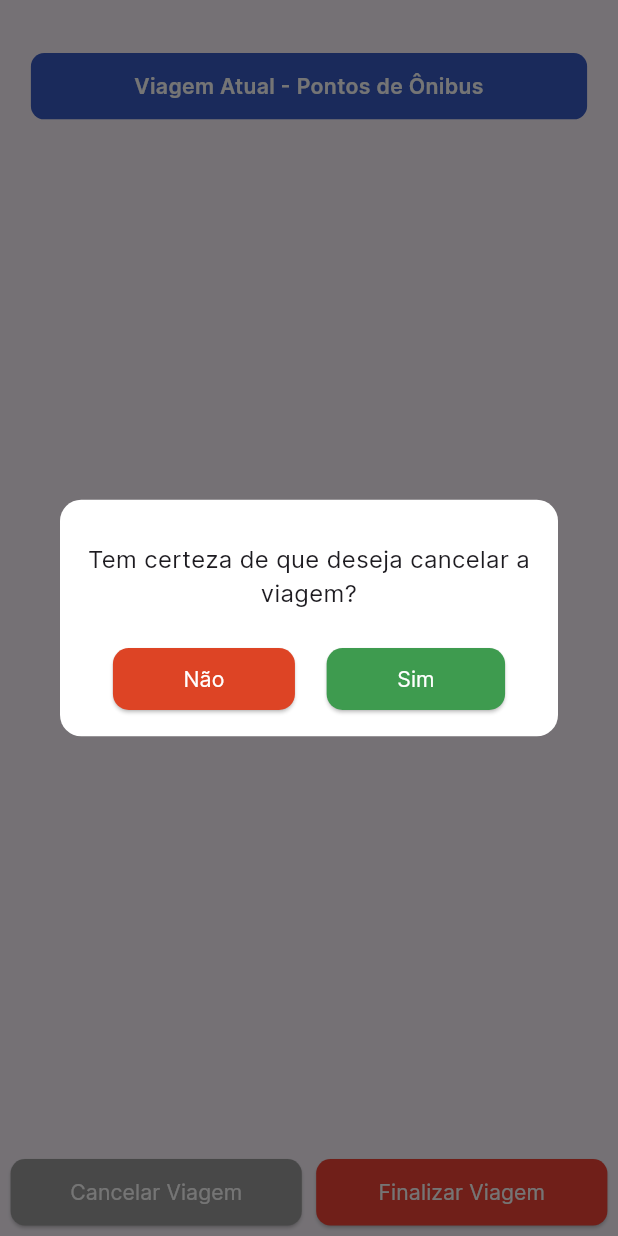
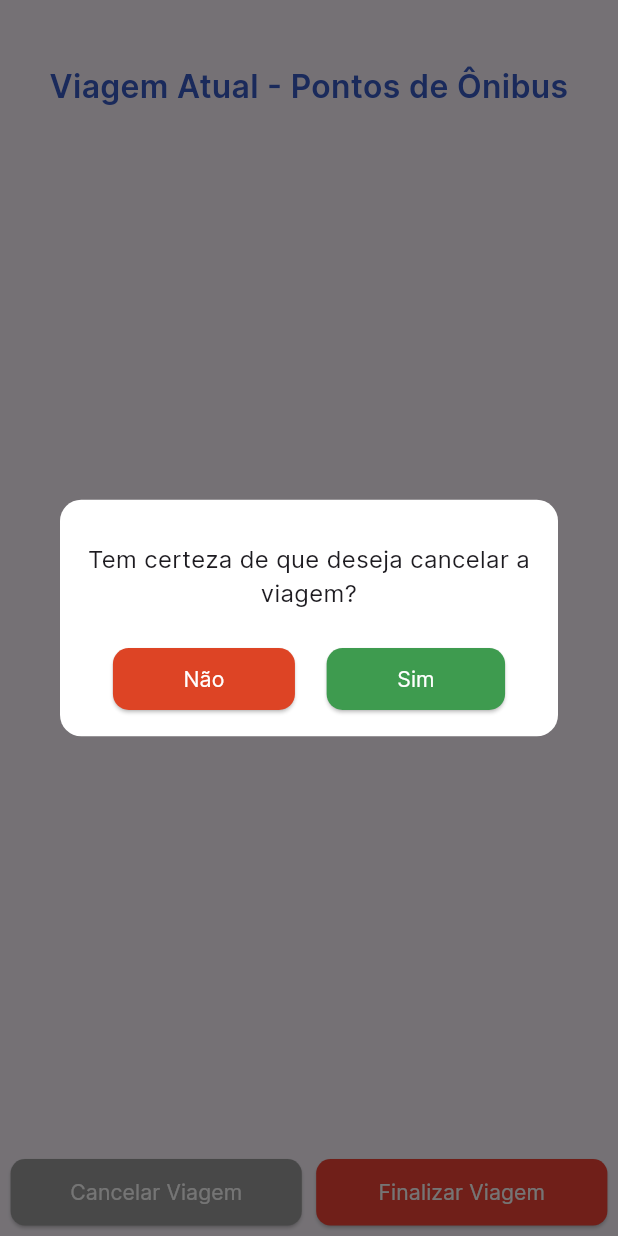
Before and after one commit to PedrinHm/buzz_frontend, a Flutter app: the BusStopActiveScreen screen opened directly with empty values, after a tap on "Cancelar Viagem", on a phone screen of 412 x 824 dp. Run offline on Flutter 3.47's test engine with Material 3 defaults, Android fonts, the phone set to English and light mode, and no system bars; our stand-ins replace image_picker, phosphor_flutter, shared_preferences; accounts and stored records are empty; network calls fail.

Commit message:
Rework do Title

```diff
--- a/buzz/lib/widgets/Geral/Title.dart
+++ b/buzz/lib/widgets/Geral/Title.dart
@@ -11,17 +11,13 @@ class CustomTitleWidget extends StatelessWidget {
     return Container(
       width: MediaQuery.of(context).size.width * 0.90,
       height: getHeightProportion(context, 50),  // Proporção de altura
-      decoration: BoxDecoration(
-        color: Color(0xFF395BC7),
-        borderRadius: BorderRadius.circular(getHeightProportion(context, 10)), // Proporção de borda
-      ),
       alignment: Alignment.center,
       child: Text(
         title,
         style: TextStyle(
-          color: Colors.white,
-          fontSize: getHeightProportion(context, 16),  // Tamanho do texto proporcional
-          fontWeight: FontWeight.w600,
+          color: Color(0xFF395BC7),
+          fontSize: getHeightProportion(context, 24),  // Tamanho do texto proporcional
+          fontWeight: FontWeight.bold,
           fontFamily: 'Inter', // Certifique-se de ter a fonte 'Inter' incluída no seu projeto
         ),
         textAlign: TextAlign.center,
```
